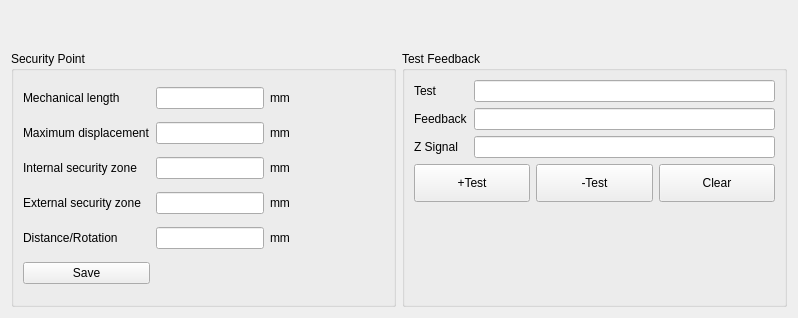
Qt form hcsettings/icmachinestructpage.ui (GaussCheng/2-5AxisPunch) before a commit.
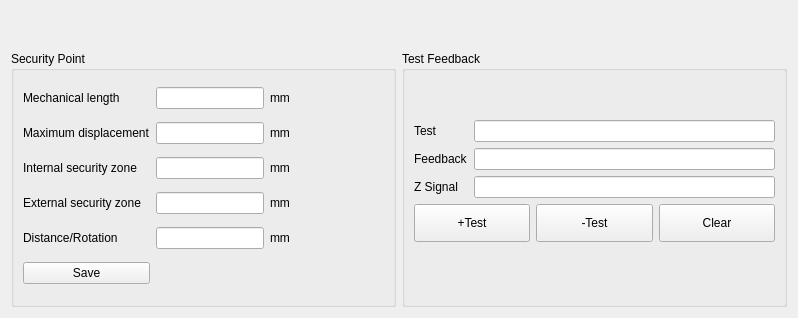
The same form after that commit. Custom widgets are drawn as their Qt base class.

Patch:
```diff
--- a/hcsettings/icmachinestructpage.ui
+++ b/hcsettings/icmachinestructpage.ui
@@ -86,22 +86,6 @@
        </property>
       </widget>
      </item>
-     <item>
-      <widget class="ICPageTab" name="axisQToolButton" native="true">
-       <property name="minimumSize">
-        <size>
-         <width>67</width>
-         <height>34</height>
-        </size>
-       </property>
-       <property name="maximumSize">
-        <size>
-         <width>67</width>
-         <height>34</height>
-        </size>
-       </property>
-      </widget>
-     </item>
      <item>
       <widget class="ICPageTab" name="axisAToolButton" native="true">
        <property name="minimumSize">
@@ -330,37 +314,37 @@
           <property name="bottomMargin">
            <number>0</number>
           </property>
-          <item row="0" column="0">
+          <item row="1" column="0">
            <widget class="QLabel" name="label_5">
             <property name="text">
              <string>Test</string>
             </property>
            </widget>
           </item>
-          <item row="0" column="1">
+          <item row="1" column="1">
            <widget class="QLineEdit" name="testLineEdit"/>
           </item>
-          <item row="1" column="0">
+          <item row="2" column="0">
            <widget class="QLabel" name="label_6">
             <property name="text">
              <string>Feedback</string>
             </property>
            </widget>
           </item>
-          <item row="1" column="1">
+          <item row="2" column="1">
            <widget class="QLineEdit" name="feedbackEdit"/>
           </item>
-          <item row="2" column="0">
+          <item row="3" column="0">
            <widget class="QLabel" name="label_7">
             <property name="text">
              <string>Z Signal</string>
             </property>
            </widget>
           </item>
-          <item row="2" column="1">
+          <item row="3" column="1">
            <widget class="QLineEdit" name="zSignalEdit"/>
           </item>
-          <item row="3" column="0" colspan="2">
+          <item row="4" column="0" colspan="2">
            <layout class="QHBoxLayout" name="horizontalLayout_2">
             <item>
              <widget class="QPushButton" name="testPushButton">
@@ -421,6 +405,22 @@
             </item>
            </layout>
           </item>
+          <item row="0" column="1">
+           <widget class="ICPageTab" name="axisQToolButton" native="true">
+            <property name="minimumSize">
+             <size>
+              <width>67</width>
+              <height>34</height>
+             </size>
+            </property>
+            <property name="maximumSize">
+             <size>
+              <width>67</width>
+              <height>34</height>
+             </size>
+            </property>
+           </widget>
+          </item>
          </layout>
         </widget>
        </item>
@@ -431,17 +431,17 @@
   </layout>
  </widget>
  <customwidgets>
+  <customwidget>
+   <class>ICLineEditWithVirtualNumericKeypad</class>
+   <extends>QLineEdit</extends>
+   <header>iclineeditwithvirtualnumerickeypad.h</header>
+  </customwidget>
   <customwidget>
    <class>ICPageTab</class>
    <extends>QWidget</extends>
    <header>icpagetab.h</header>
    <container>1</container>
   </customwidget>
-  <customwidget>
-   <class>ICLineEditWithVirtualNumericKeypad</class>
-   <extends>QLineEdit</extends>
-   <header>iclineeditwithvirtualnumerickeypad.h</header>
-  </customwidget>
  </customwidgets>
  <resources/>
  <connections/>
```
